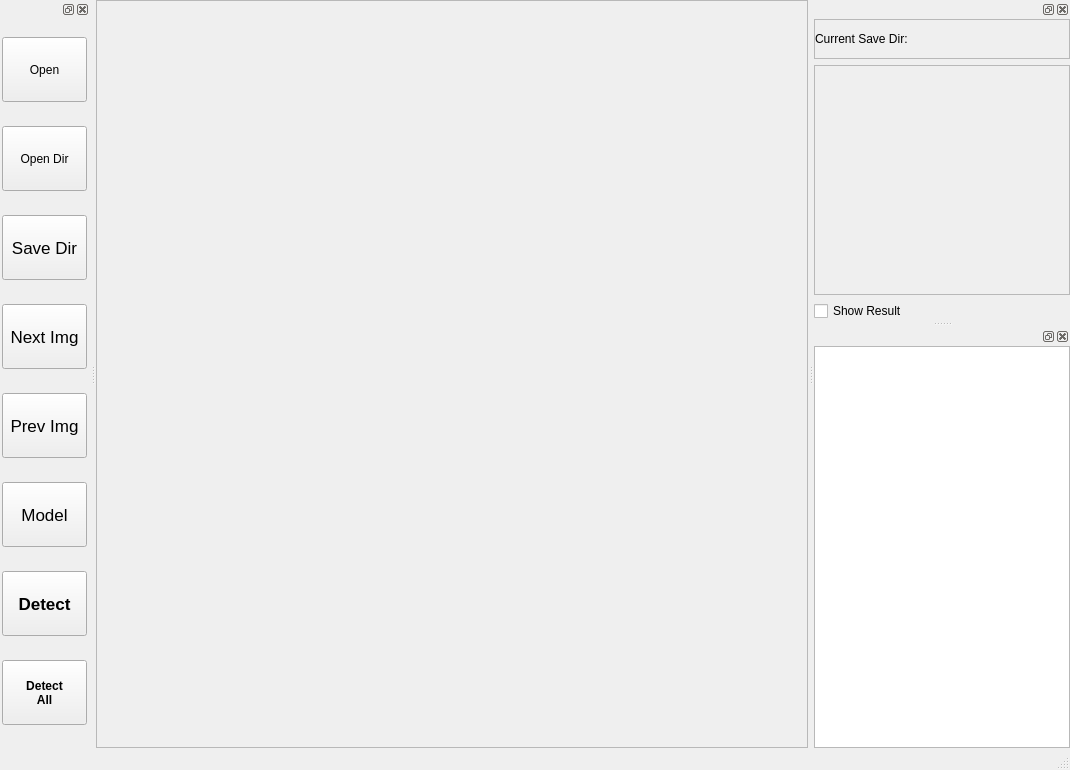
First picture: the form in UI/mainPage.ui, repository LiangSin/Python_AI_Programming_Final_Project, before the edit.
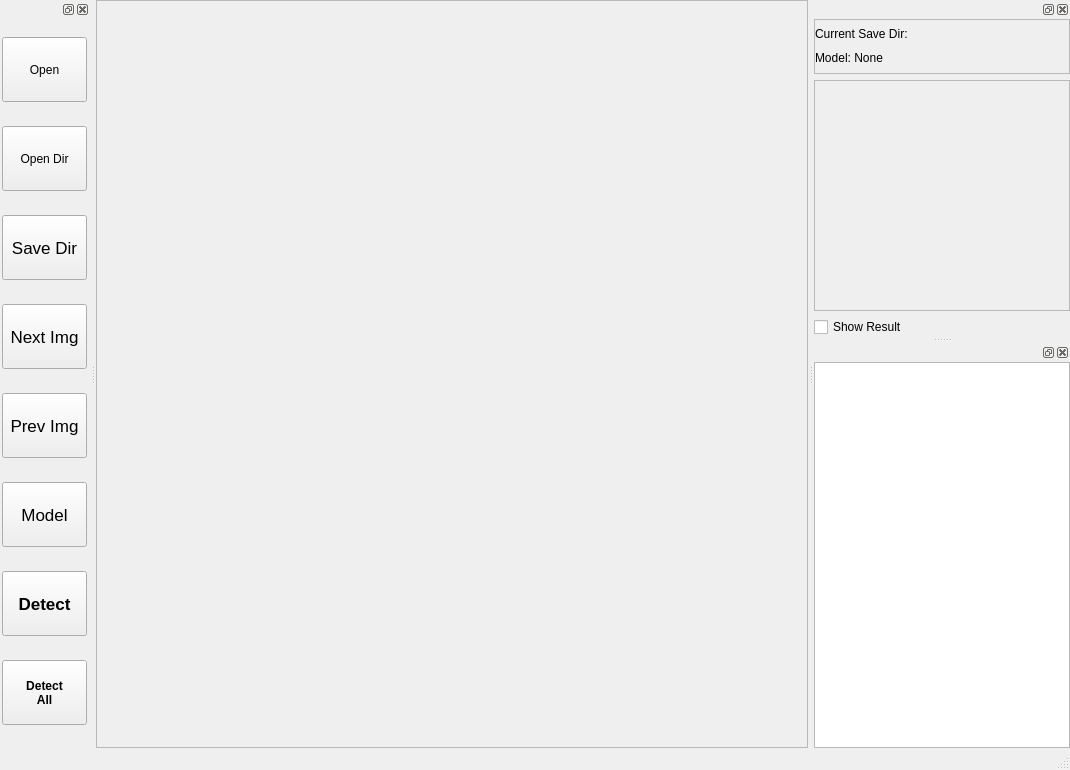
Second picture: the form after the edit.

```diff
--- a/UI/mainPage.ui
+++ b/UI/mainPage.ui
@@ -107,7 +107,7 @@
        <property name="maximumSize">
         <size>
          <width>16777215</width>
-         <height>40</height>
+         <height>55</height>
         </size>
        </property>
        <property name="widgetResizable">
@@ -119,7 +119,7 @@
           <x>0</x>
           <y>0</y>
           <width>243</width>
-          <height>38</height>
+          <height>53</height>
          </rect>
         </property>
         <property name="maximumSize">
@@ -129,6 +129,9 @@
          </size>
         </property>
         <layout class="QVBoxLayout" name="verticalLayout_3">
+         <property name="spacing">
+          <number>0</number>
+         </property>
          <property name="leftMargin">
           <number>0</number>
          </property>
@@ -163,6 +166,19 @@
            </property>
           </widget>
          </item>
+         <item>
+          <widget class="QLabel" name="modelLabel">
+           <property name="maximumSize">
+            <size>
+             <width>16777215</width>
+             <height>20</height>
+            </size>
+           </property>
+           <property name="text">
+            <string>Model: None</string>
+           </property>
+          </widget>
+         </item>
         </layout>
        </widget>
       </widget>
@@ -178,7 +194,7 @@
           <x>0</x>
           <y>0</y>
           <width>243</width>
-          <height>239</height>
+          <height>224</height>
          </rect>
         </property>
         <layout class="QVBoxLayout" name="verticalLayout_2">
```
